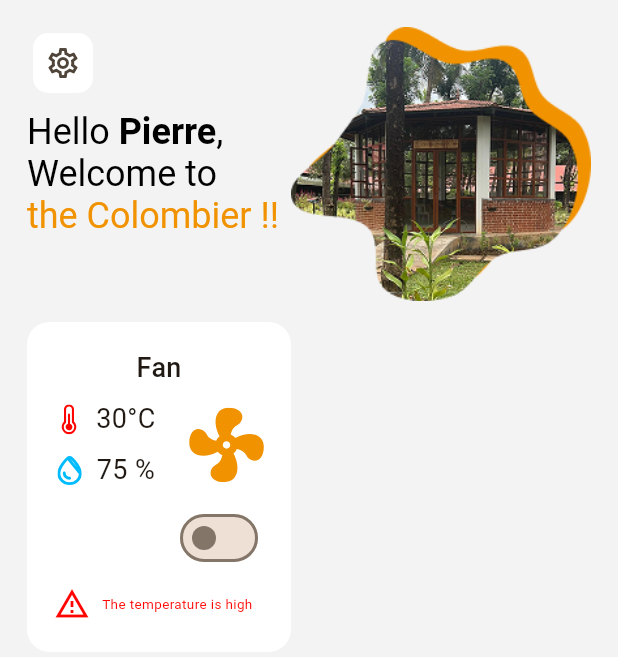
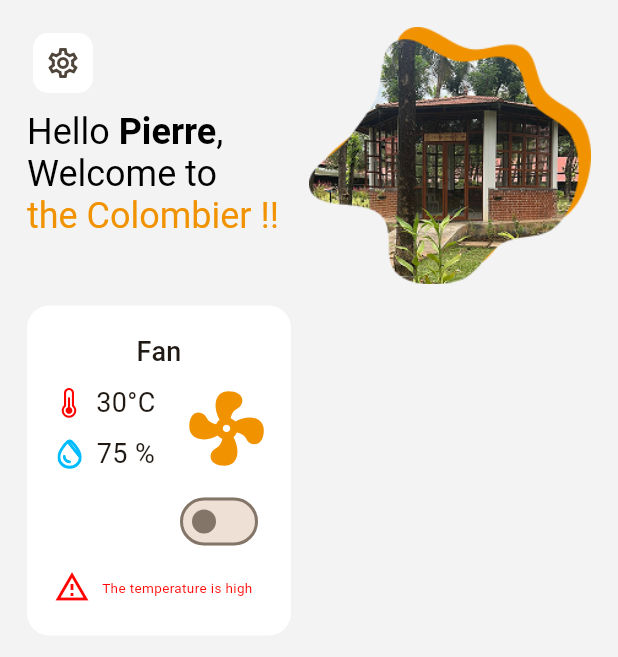
Before and after one commit to NML124/lecolombier, a Flutter app: the screen it shows after launch, on a phone screen of 412 x 824 dp. Shown: the top 657 px of the screen. Run offline on Flutter 3.47's test engine with Material 3 defaults, Android fonts, the light colour scheme and no system bars; drawn by our look-alikes of auto_size_text; our stand-ins replace equatable, flutter_svg.

Commit message:
Refactor WelcomeWidget to use dynamic width for image sizing

```diff
--- a/lib/pages/dashboard/components/welcome_widget.dart
+++ b/lib/pages/dashboard/components/welcome_widget.dart
@@ -10,6 +10,7 @@ class WelcomeWidget extends StatelessWidget {
 
   @override
   Widget build(BuildContext context) {
+    double widthScreen = MediaQuery.sizeOf(context).width;
     return Row(
       crossAxisAlignment: CrossAxisAlignment.start,
       mainAxisAlignment: MainAxisAlignment.spaceBetween,
@@ -39,7 +40,7 @@ class WelcomeWidget extends StatelessWidget {
           ],
         ),
         SizedBox(
-          width: 200,
+          width: (widthScreen / 2) - paddingNormal,
           child: Image.asset(dashboardBlobPath, fit: BoxFit.contain),
         ),
       ],
```
